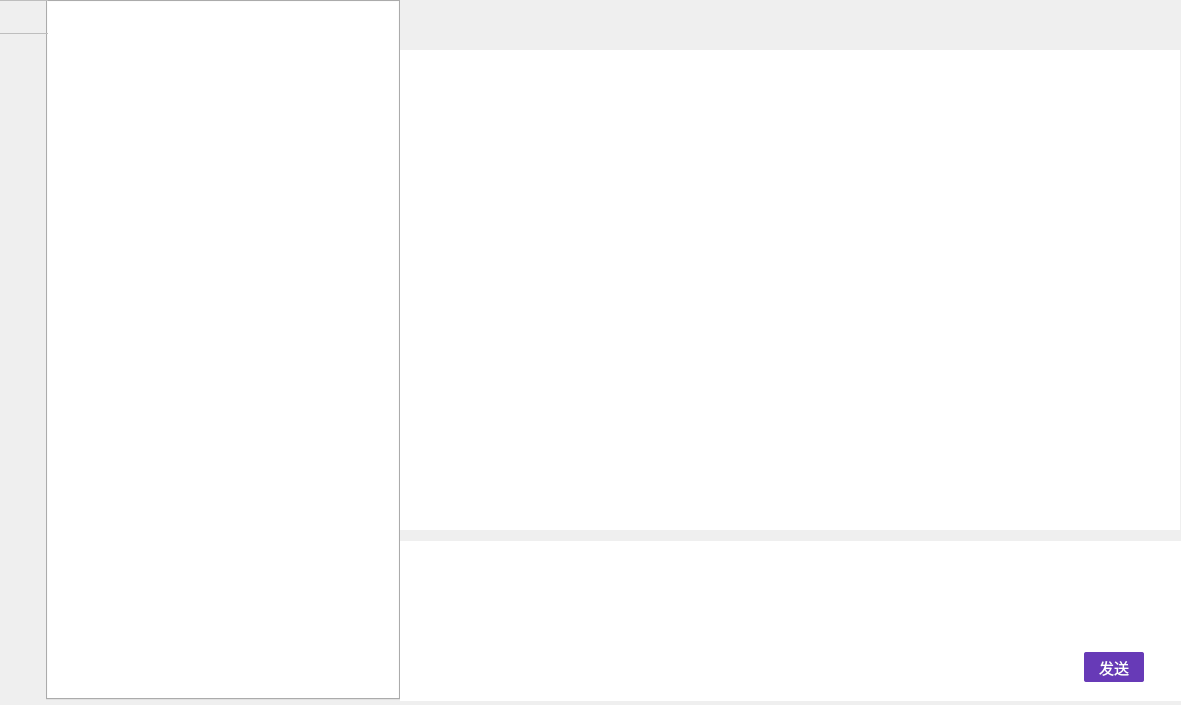
Old version of the form client/QClient/qclient.ui in the repository LBZZYZ/leo.
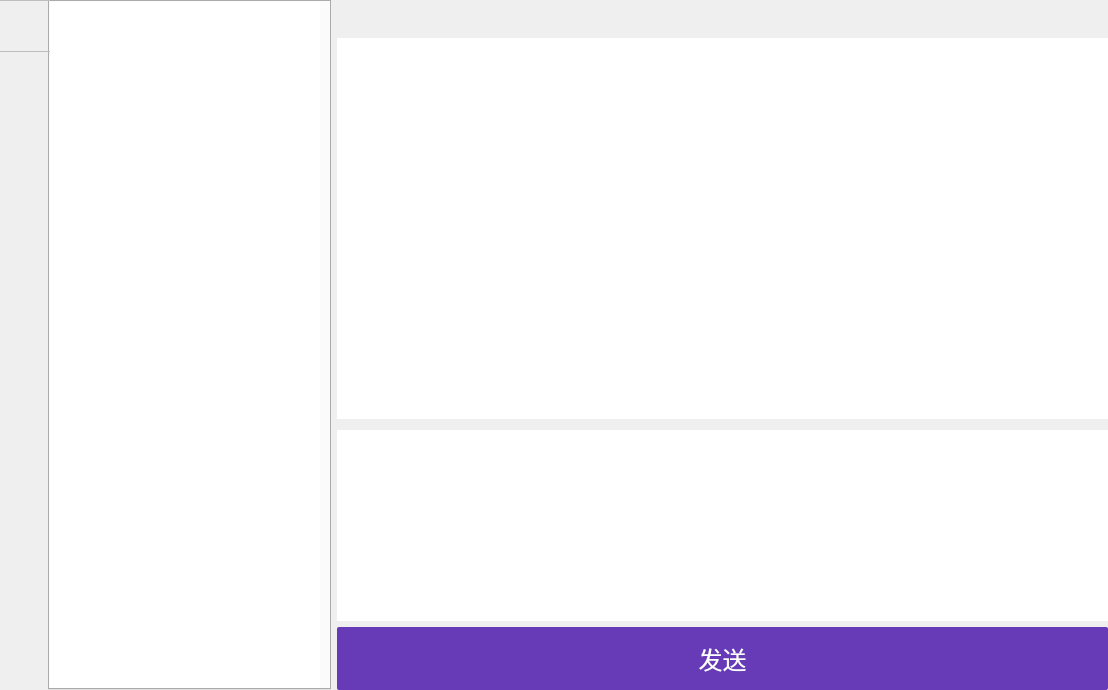
New version of the form. Icons and pictures are not drawn.

What changed in the file:
```diff
--- a/client/QClient/qclient.ui
+++ b/client/QClient/qclient.ui
@@ -6,21 +6,30 @@
    <rect>
     <x>0</x>
     <y>0</y>
-    <width>1181</width>
-    <height>705</height>
+    <width>1108</width>
+    <height>690</height>
    </rect>
   </property>
   <property name="windowTitle">
    <string>QClient</string>
   </property>
+  <layout class="QHBoxLayout" name="horizontalLayout_4">
+   <property name="leftMargin">
+    <number>0</number>
+   </property>
+   <property name="topMargin">
+    <number>0</number>
+   </property>
+   <property name="rightMargin">
+    <number>0</number>
+   </property>
+   <property name="bottomMargin">
+    <number>0</number>
+   </property>
+   <item>
   <widget class="QFrame" name="frame">
-   <property name="geometry">
-    <rect>
-     <x>0</x>
-     <y>0</y>
-     <width>1181</width>
-     <height>701</height>
-    </rect>
+     <property name="enabled">
+      <bool>true</bool>
    </property>
    <property name="styleSheet">
     <string notr="true"/>
@@ -31,14 +40,31 @@
    <property name="frameShadow">
     <enum>QFrame::Plain</enum>
    </property>
+     <layout class="QHBoxLayout" name="horizontalLayout_2" stretch="3">
+      <property name="spacing">
+       <number>0</number>
+      </property>
+      <property name="leftMargin">
+       <number>0</number>
+      </property>
+      <property name="topMargin">
+       <number>0</number>
+      </property>
+      <property name="rightMargin">
+       <number>0</number>
+      </property>
+      <property name="bottomMargin">
+       <number>0</number>
+      </property>
+      <item>
+       <layout class="QHBoxLayout" name="horizontalLayout" stretch="3,7">
+        <item>
    <widget class="QTabWidget" name="tabWidget">
-    <property name="geometry">
-     <rect>
-      <x>0</x>
-      <y>0</y>
-      <width>400</width>
-      <height>700</height>
-     </rect>
+          <property name="minimumSize">
+           <size>
+            <width>325</width>
+            <height>628</height>
+           </size>
     </property>
     <property name="palette">
      <palette>
@@ -53,8 +79,8 @@
     <property name="styleSheet">
      <string notr="true">QTabBar::tab{
     margin:0px;
-    width:48px;
-	height:32px;
+    width:50px;
+	height:50px;
 	border: none;
 
 	border-top: 1px solid #bebebe;
@@ -92,14 +118,35 @@
      <attribute name="title">
       <string/>
      </attribute>
+           <layout class="QVBoxLayout" name="verticalLayout_2">
+            <property name="spacing">
+             <number>0</number>
+            </property>
+            <property name="leftMargin">
+             <number>0</number>
+            </property>
+            <property name="topMargin">
+             <number>0</number>
+            </property>
+            <property name="rightMargin">
+             <number>0</number>
+            </property>
+            <property name="bottomMargin">
+             <number>0</number>
+            </property>
+            <item>
      <widget class="QListWidget" name="m_pMessageListWidget">
-      <property name="geometry">
-       <rect>
-        <x>0</x>
-        <y>0</y>
-        <width>351</width>
-        <height>700</height>
-       </rect>
+              <property name="minimumSize">
+               <size>
+                <width>0</width>
+                <height>622</height>
+               </size>
+              </property>
+              <property name="maximumSize">
+               <size>
+                <width>270</width>
+                <height>16777215</height>
+               </size>
       </property>
       <property name="styleSheet">
        <string notr="true">border:none;</string>
@@ -110,7 +157,21 @@
       <property name="frameShadow">
        <enum>QFrame::Plain</enum>
       </property>
-     </widget>
+              <property name="resizeMode">
+               <enum>QListView::Fixed</enum>
+              </property>
+              <property name="gridSize">
+               <size>
+                <width>0</width>
+                <height>0</height>
+               </size>
+              </property>
+              <property name="viewMode">
+               <enum>QListView::ListMode</enum>
+              </property>
+             </widget>
+            </item>
+           </layout>
     </widget>
     <widget class="QWidget" name="tab_2">
      <attribute name="icon">
@@ -122,43 +183,158 @@
      </attribute>
     </widget>
    </widget>
+        </item>
+        <item>
+         <layout class="QVBoxLayout" name="verticalLayout" stretch="0,6,0,3,1">
+          <item>
+           <layout class="QHBoxLayout" name="horizontalLayout_3">
+            <item>
+             <spacer name="horizontalSpacer">
+              <property name="orientation">
+               <enum>Qt::Horizontal</enum>
+              </property>
+              <property name="sizeHint" stdset="0">
+               <size>
+                <width>40</width>
+                <height>20</height>
+               </size>
+              </property>
+             </spacer>
+            </item>
+            <item>
+             <widget class="QPushButton" name="m_btnMin">
+              <property name="minimumSize">
+               <size>
+                <width>32</width>
+                <height>32</height>
+               </size>
+              </property>
+              <property name="styleSheet">
+               <string notr="true">QPushButton
+{
+	background-image: url(:/new/prefix1/Resources/minbutton.png);
+	background-color:rgb(0, 0, 0, 0);
+	border:none;
+}
+
+QPushButton:hover
+{
+	border:none;
+	background-color:grey;
+}</string>
+              </property>
+              <property name="text">
+               <string/>
+              </property>
+             </widget>
+            </item>
+            <item>
+             <widget class="QPushButton" name="m_btnMax">
+              <property name="minimumSize">
+               <size>
+                <width>32</width>
+                <height>32</height>
+               </size>
+              </property>
+              <property name="styleSheet">
+               <string notr="true">QPushButton
+{
+	
+	background-image: url(:/new/prefix1/Resources/maxbutton.png);
+	background-color:rgb(0, 0, 0, 0);
+	border:none;
+}
+
+QPushButton:hover
+{
+	border:none;
+	background-color:grey;
+}</string>
+              </property>
+              <property name="text">
+               <string/>
+              </property>
+             </widget>
+            </item>
+            <item>
+             <widget class="QPushButton" name="m_btnClose">
+              <property name="minimumSize">
+               <size>
+                <width>32</width>
+                <height>32</height>
+               </size>
+              </property>
+              <property name="styleSheet">
+               <string notr="true">QPushButton
+{
+	
+	background-image: url(:/new/prefix1/Resources/closebutton.png);
+	background-color:rgb(0, 0, 0, 0);
+	border:none;
+}
+
+QPushButton:hover
+{
+	border:none;
+	background-color:red;
+}</string>
+              </property>
+              <property name="text">
+               <string/>
+              </property>
+             </widget>
+            </item>
+           </layout>
+          </item>
+          <item>
    <widget class="QListWidget" name="listWidget_ChatList">
-    <property name="geometry">
-     <rect>
-      <x>400</x>
-      <y>50</y>
-      <width>780</width>
-      <height>480</height>
-     </rect>
-    </property>
     <property name="styleSheet">
-     <string notr="true">border:none</string>
-    </property>
-   </widget>
+             <string notr="true">border:none;</string>
+            </property>
+           </widget>
+          </item>
+          <item>
+           <spacer name="verticalSpacer">
+            <property name="orientation">
+             <enum>Qt::Vertical</enum>
+            </property>
+            <property name="sizeHint" stdset="0">
+             <size>
+              <width>20</width>
+              <height>5</height>
+             </size>
+            </property>
+           </spacer>
+          </item>
+          <item>
    <widget class="QTextEdit" name="textEdit_MessageInput">
-    <property name="geometry">
-     <rect>
-      <x>400</x>
-      <y>541</y>
-      <width>781</width>
-      <height>161</height>
-     </rect>
+            <property name="minimumSize">
+             <size>
+              <width>755</width>
+              <height>0</height>
+             </size>
+            </property>
+            <property name="font">
+             <font>
+              <family>微软雅黑</family>
+              <pointsize>18</pointsize>
+             </font>
     </property>
     <property name="styleSheet">
      <string notr="true">border:none</string>
     </property>
    </widget>
+          </item>
+          <item>
    <widget class="QPushButton" name="pushButton_SendMessage">
     <property name="enabled">
      <bool>true</bool>
     </property>
-    <property name="geometry">
-     <rect>
-      <x>1084</x>
-      <y>652</y>
-      <width>60</width>
-      <height>30</height>
-     </rect>
+            <property name="sizePolicy">
+             <sizepolicy hsizetype="Expanding" vsizetype="Expanding">
+              <horstretch>0</horstretch>
+              <verstretch>0</verstretch>
+             </sizepolicy>
     </property>
     <property name="palette">
      <palette>
@@ -281,7 +457,7 @@
     <property name="font">
      <font>
       <family>微软雅黑</family>
-      <pointsize>11</pointsize>
+              <pointsize>18</pointsize>
      </font>
     </property>
     <property name="styleSheet">
@@ -302,7 +478,15 @@
      <string>发送</string>
     </property>
    </widget>
-  </widget>
+          </item>
+         </layout>
+        </item>
+       </layout>
+      </item>
+     </layout>
+    </widget>
+   </item>
+  </layout>
  </widget>
  <layoutdefault spacing="6" margin="11"/>
  <resources/>
```
Left out of the diff: 6 changed lines with no effect on the pictures. Lines whose indentation alone changed are shown as unchanged.
